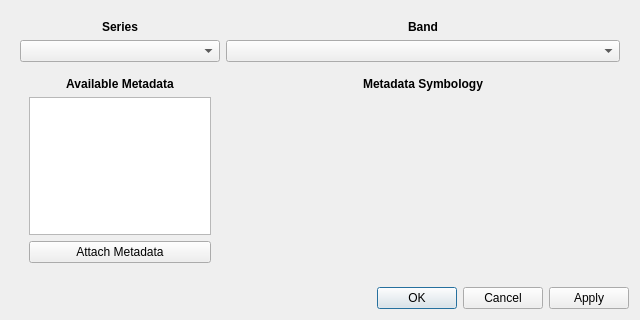
Before: the Qt Designer form ui/ui_plot_symbology.ui in ceholden/TSTools, drawn with Qt 5.
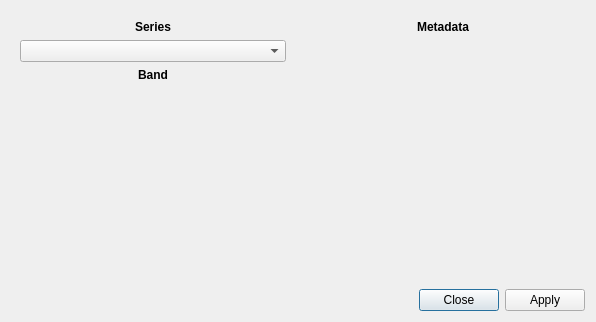
After: the same form once the commit is applied.

Commit message:
Almost finished plot symbology. Lingering issue:
When we get indices for metadata, it is for entire series length but
the plot gets the masked version. Need a way of converting between
indices of full dataset to indices relevant for masked dataset.
Mask not currently exposed in TS driver. Might have to change spec

What changed in the file:
```diff
--- a/ui/ui_plot_symbology.ui
+++ b/ui/ui_plot_symbology.ui
@@ -6,105 +6,15 @@
    <rect>
     <x>0</x>
     <y>0</y>
-    <width>640</width>
-    <height>320</height>
+    <width>596</width>
+    <height>322</height>
    </rect>
   </property>
   <property name="windowTitle">
    <string>Dialog</string>
   </property>
-  <layout class="QVBoxLayout" name="verticalLayout">
-   <item>
-    <widget class="QWidget" name="widget" native="true">
-     <layout class="QGridLayout" name="gridLayout">
-      <item row="0" column="0">
-       <widget class="QLabel" name="label_3">
-        <property name="text">
-         <string>&lt;html&gt;&lt;head/&gt;&lt;body&gt;&lt;p align=&quot;center&quot;&gt;&lt;span style=&quot; font-weight:600;&quot;&gt;Series&lt;/span&gt;&lt;/p&gt;&lt;/body&gt;&lt;/html&gt;</string>
-        </property>
-       </widget>
-      </item>
-      <item row="0" column="1">
-       <widget class="QLabel" name="label_4">
-        <property name="text">
-         <string>&lt;html&gt;&lt;head/&gt;&lt;body&gt;&lt;p align=&quot;center&quot;&gt;&lt;span style=&quot; font-weight:600;&quot;&gt;Band&lt;/span&gt;&lt;/p&gt;&lt;/body&gt;&lt;/html&gt;</string>
-        </property>
-       </widget>
-      </item>
-      <item row="2" column="1">
-       <widget class="QWidget" name="widget_sym" native="true">
-        <layout class="QGridLayout" name="gridLayout_3">
-         <item row="1" column="0">
-          <widget class="QStackedWidget" name="stack_widget">
-           <widget class="QWidget" name="page"/>
-           <widget class="QWidget" name="page_2"/>
-          </widget>
-         </item>
-         <item row="0" column="0">
-          <widget class="QLabel" name="label_2">
-           <property name="text">
-            <string>&lt;html&gt;&lt;head/&gt;&lt;body&gt;&lt;p align=&quot;center&quot;&gt;&lt;span style=&quot; font-weight:600;&quot;&gt;Metadata Symbology&lt;/span&gt;&lt;/p&gt;&lt;/body&gt;&lt;/html&gt;</string>
-           </property>
-          </widget>
-         </item>
-        </layout>
-       </widget>
-      </item>
-      <item row="2" column="0">
-       <widget class="QWidget" name="widget_2" native="true">
-        <property name="maximumSize">
-         <size>
-          <width>200</width>
-          <height>16777215</height>
-         </size>
-        </property>
-        <layout class="QGridLayout" name="gridLayout_2">
-         <item row="1" column="0">
-          <widget class="QListWidget" name="list_metadata"/>
-         </item>
-         <item row="2" column="0">
-          <widget class="QPushButton" name="but_load_metadata">
-           <property name="sizePolicy">
-            <sizepolicy hsizetype="Preferred" vsizetype="Preferred">
-             <horstretch>0</horstretch>
-             <verstretch>0</verstretch>
-            </sizepolicy>
-           </property>
-           <property name="styleSheet">
-            <string notr="true"/>
-           </property>
-           <property name="text">
-            <string>Attach Metadata</string>
-           </property>
-          </widget>
-         </item>
-         <item row="0" column="0">
-          <widget class="QLabel" name="label">
-           <property name="text">
-            <string>&lt;html&gt;&lt;head/&gt;&lt;body&gt;&lt;p align=&quot;center&quot;&gt;&lt;span style=&quot; font-weight:600;&quot;&gt;Available Metadata&lt;/span&gt;&lt;/p&gt;&lt;/body&gt;&lt;/html&gt;</string>
-           </property>
-          </widget>
-         </item>
-        </layout>
-       </widget>
-      </item>
-      <item row="1" column="0">
-       <widget class="QComboBox" name="combox_series"/>
-      </item>
-      <item row="1" column="1">
-       <widget class="QComboBox" name="combox_band">
-        <property name="sizePolicy">
-         <sizepolicy hsizetype="Preferred" vsizetype="Fixed">
-          <horstretch>0</horstretch>
-          <verstretch>0</verstretch>
-         </sizepolicy>
-        </property>
-       </widget>
-      </item>
-     </layout>
-    </widget>
-   </item>
-   <item>
+  <layout class="QGridLayout" name="gridLayout">
+   <item row="1" column="0" colspan="2">
     <widget class="QDialogButtonBox" name="button_box">
      <property name="sizePolicy">
       <sizepolicy hsizetype="Expanding" vsizetype="Fixed">
@@ -116,10 +26,70 @@
       <enum>Qt::Horizontal</enum>
      </property>
      <property name="standardButtons">
-      <set>QDialogButtonBox::Apply|QDialogButtonBox::Cancel|QDialogButtonBox::Ok</set>
+      <set>QDialogButtonBox::Apply|QDialogButtonBox::Close</set>
      </property>
     </widget>
    </item>
+   <item row="0" column="1">
+    <widget class="QWidget" name="widget_2" native="true">
+     <property name="sizePolicy">
+      <sizepolicy hsizetype="Expanding" vsizetype="Preferred">
+       <horstretch>0</horstretch>
+       <verstretch>0</verstretch>
+      </sizepolicy>
+     </property>
+     <layout class="QGridLayout" name="gridLayout_2">
+      <item row="1" column="0">
+       <widget class="QStackedWidget" name="stack_metadata">
+        <widget class="QWidget" name="page"/>
+        <widget class="QWidget" name="page_2"/>
+       </widget>
+      </item>
+      <item row="0" column="0">
+       <widget class="QLabel" name="label">
+        <property name="text">
+         <string>&lt;html&gt;&lt;head/&gt;&lt;body&gt;&lt;p align=&quot;center&quot;&gt;&lt;span style=&quot; font-weight:600;&quot;&gt;Metadata&lt;/span&gt;&lt;/p&gt;&lt;/body&gt;&lt;/html&gt;</string>
+        </property>
+       </widget>
+      </item>
+     </layout>
+    </widget>
+   </item>
+   <item row="0" column="0">
+    <widget class="QWidget" name="widget" native="true">
+     <property name="sizePolicy">
+      <sizepolicy hsizetype="MinimumExpanding" vsizetype="Preferred">
+       <horstretch>0</horstretch>
+       <verstretch>0</verstretch>
+      </sizepolicy>
+     </property>
+     <layout class="QGridLayout" name="gridLayout_3">
+      <item row="2" column="0" colspan="2">
+       <widget class="QLabel" name="label_3">
+        <property name="text">
+         <string>&lt;html&gt;&lt;head/&gt;&lt;body&gt;&lt;p align=&quot;center&quot;&gt;&lt;span style=&quot; font-weight:600;&quot;&gt;Band&lt;/span&gt;&lt;/p&gt;&lt;/body&gt;&lt;/html&gt;</string>
+        </property>
+       </widget>
+      </item>
+      <item row="3" column="0" colspan="2">
+       <widget class="QStackedWidget" name="stack_band">
+        <widget class="QWidget" name="page_3"/>
+        <widget class="QWidget" name="page_4"/>
+       </widget>
+      </item>
+      <item row="0" column="0" colspan="2">
+       <widget class="QLabel" name="label_2">
+        <property name="text">
+         <string>&lt;html&gt;&lt;head/&gt;&lt;body&gt;&lt;p align=&quot;center&quot;&gt;&lt;span style=&quot; font-weight:600;&quot;&gt;Series&lt;/span&gt;&lt;/p&gt;&lt;/body&gt;&lt;/html&gt;</string>
+        </property>
+       </widget>
+      </item>
+      <item row="1" column="0" colspan="2">
+       <widget class="QComboBox" name="combox_series"/>
+      </item>
+     </layout>
+    </widget>
+   </item>
   </layout>
  </widget>
  <resources/>
```
Left out of the diff: 2 changed lines with no effect on the pictures. The commit also changes 2 other files.
